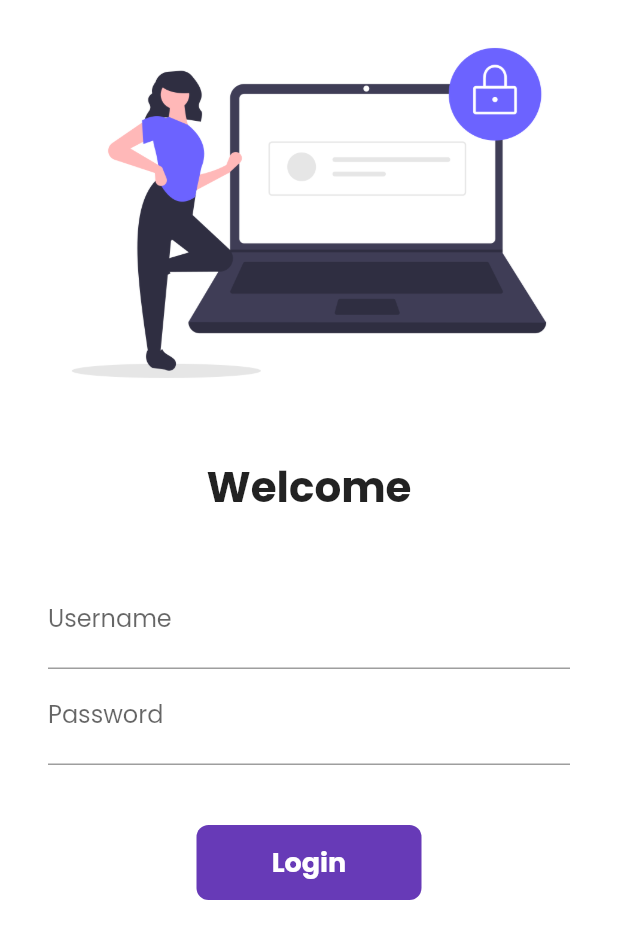
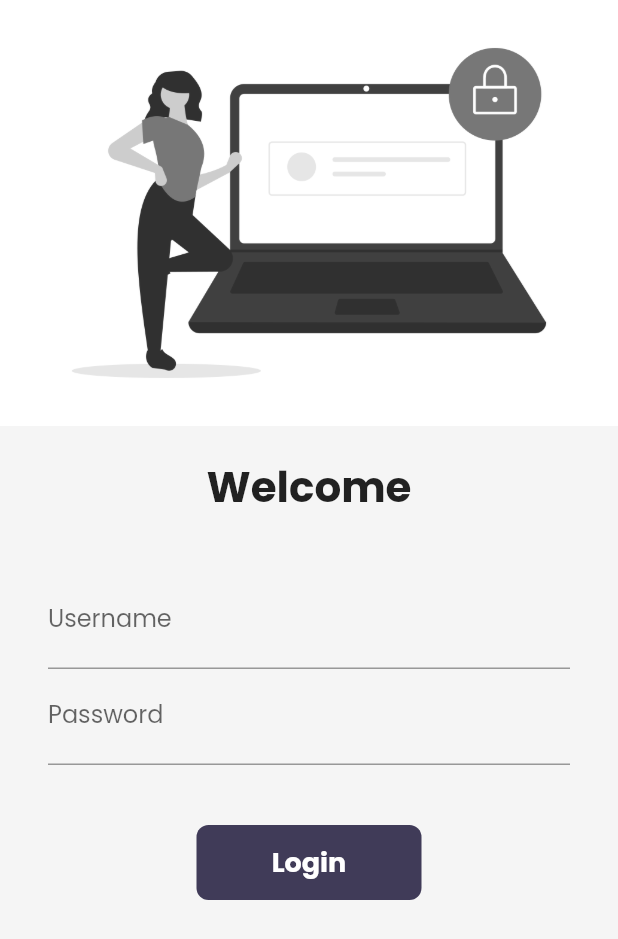
Before and after one commit to ursrobin/CataLog-APP, a Flutter app: the LoginPage screen opened by its route, on a phone screen of 412 x 824 dp. Shown: the top 939 px of the screen. Run offline on Flutter 3.47's test engine with Material 2 defaults, Android fonts, the light colour scheme and no system bars; our stand-ins replace google_fonts, velocity_x; network calls fail.

Commit message:
Day 12 completed Learnings: -Velocity x -Theme Management -Getters And Setters

```diff
--- a/lib/main.dart
+++ b/lib/main.dart
@@ -16,7 +16,7 @@ class MyApp extends StatelessWidget {
       debugShowCheckedModeBanner: false,
       theme: Mythemes.lightTheme(context),
       darkTheme: Mythemes.darkTheme(context),
-      themeMode: ThemeMode.light,
+      themeMode: ThemeMode.system,
       initialRoute: '/home',
       routes: <String, WidgetBuilder>{
         '/': (context) => LoginPage(),
--- a/lib/models/catalog.dart
+++ b/lib/models/catalog.dart
@@ -1,5 +1,11 @@
 class CatalogModel {
   static List<Item>? product;
+
+  // Get by Id
+  static Item getById(int id) =>
+      product!.firstWhere((element) => element.id == id);
+
+  static Item getByPosition(int pos) => product![pos];
 }
 
 class Item {
--- a/lib/pages/cart_page.dart
+++ b/lib/pages/cart_page.dart
@@ -7,9 +7,10 @@ class MyCart extends StatelessWidget {
   @override
   Widget build(BuildContext context) {
     return Scaffold(
-      backgroundColor: Mythemes.creamColor,
+      backgroundColor: Theme.of(context).canvasColor,
       appBar: AppBar(
         backgroundColor: Colors.transparent,
+        title: const Text('Cart'),
       ),
     );
   }
--- a/lib/pages/login_page.dart
+++ b/lib/pages/login_page.dart
@@ -1,4 +1,5 @@
 import 'package:flutter/material.dart';
+import 'package:velocity_x/velocity_x.dart';
 // import 'package:r1/pages/homepage.dart';
 import '../utilities/routes.dart';
 
@@ -37,12 +38,14 @@ class _LoginPageState extends State<LoginPage> {
   @override
   Widget build(BuildContext context) {
     return Material(
-      color: Colors.white,
+      color: context.canvasColor,
       child: SingleChildScrollView(
         child: Column(
           children: <Widget>[
             Image.asset(
               'assets/images/login.png',
+              color: context.canvasColor,
+              colorBlendMode: BlendMode.color,
               fit: BoxFit.cover,
             ),
             const SizedBox(
@@ -108,7 +111,8 @@ class _LoginPageState extends State<LoginPage> {
                       borderRadius: changedButton
                           ? BorderRadius.circular(50)
                           : BorderRadius.circular(8),
-                      color: Colors.deepPurple,
+                      // ignore: deprecated_member_use
+                      color: context.theme.buttonColor,
                       child: InkWell(
                         borderRadius: changedButton
                             ? BorderRadius.circular(50)
--- a/lib/widgets/home_widgets/catalog_header.dart
+++ b/lib/widgets/home_widgets/catalog_header.dart
@@ -10,7 +10,8 @@ class CatalogHeader extends StatelessWidget {
     return Column(
       crossAxisAlignment: CrossAxisAlignment.start,
       children: [
-        'Catalog App'.text.xl5.bold.color(Mythemes.darkBluishColor).make(),
+        // ignore: deprecated_member_use
+        'Catalog App'.text.xl5.bold.color(context.theme.accentColor).make(),
         'Trending Products'.text.xl2.make(),
       ],
     );
--- a/lib/widgets/home_widgets/catalog_image.dart
+++ b/lib/widgets/home_widgets/catalog_image.dart
@@ -15,7 +15,7 @@ class CatalogImage extends StatelessWidget {
         .rounded
         .p8
         .p16
-        .color(Mythemes.creamColor)
+        .color(context.canvasColor)
         .make()
         .p16()
         .w40(context);
--- a/lib/widgets/themes.dart
+++ b/lib/widgets/themes.dart
@@ -1,10 +1,18 @@
+// ignore_for_file: deprecated_member_use
+
 import 'package:flutter/material.dart';
 import 'package:google_fonts/google_fonts.dart';
+import 'package:velocity_x/velocity_x.dart';
 
 class Mythemes {
   static ThemeData lightTheme(BuildContext ctx) => ThemeData(
         primarySwatch: Colors.deepPurple,
         fontFamily: GoogleFonts.poppins().fontFamily,
+        cardColor: Colors.white,
+        canvasColor: creamColor,
+        // ignore: deprecated_member_use
+        buttonColor: darkBluishColor,
+        accentColor: darkBluishColor,
         appBarTheme: const AppBarTheme(
           color: Colors.white,
           elevation: 0,
@@ -20,7 +28,28 @@ class Mythemes {
       );
   static ThemeData darkTheme(BuildContext ctx) => ThemeData(
         brightness: Brightness.dark,
+        primarySwatch: Colors.deepPurple,
+        fontFamily: GoogleFonts.poppins().fontFamily,
+        cardColor: Colors.black,
+        canvasColor: darkCreamColor,
+        // ignore: deprecated_member_use
+        buttonColor: lightBluishColor,
+        accentColor: creamColor,
+        appBarTheme: const AppBarTheme(
+          color: Colors.white,
+          elevation: 0,
+          centerTitle: true,
+          iconTheme: IconThemeData(
+            color: Colors.white,
+          ),
+          titleTextStyle: TextStyle(
+            color: Colors.white,
+            fontSize: 20,
+          ),
+        ),
       );
   static Color creamColor = const Color(0xfff5f5f5);
+  static Color darkCreamColor = Vx.gray900;
   static Color darkBluishColor = const Color(0xff403b58);
+  static Color lightBluishColor = Vx.indigo500;
 }
```
Also changed, not shown: lib/pages/homepage.dart (+7 -3 lines), lib/pages/item_detail_page.dart (+5 -5 lines), lib/widgets/home_widgets/catalog_list.dart (+2 -5 lines).
